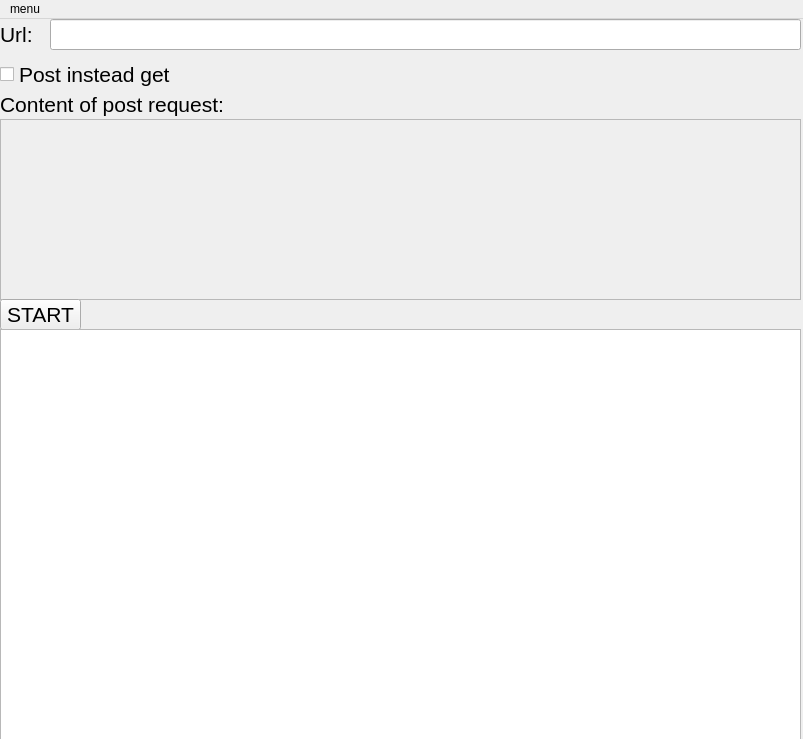
Above: mainwindow.ui from arkadiusz97/UniversalBot before the change. Below: the same form after it.
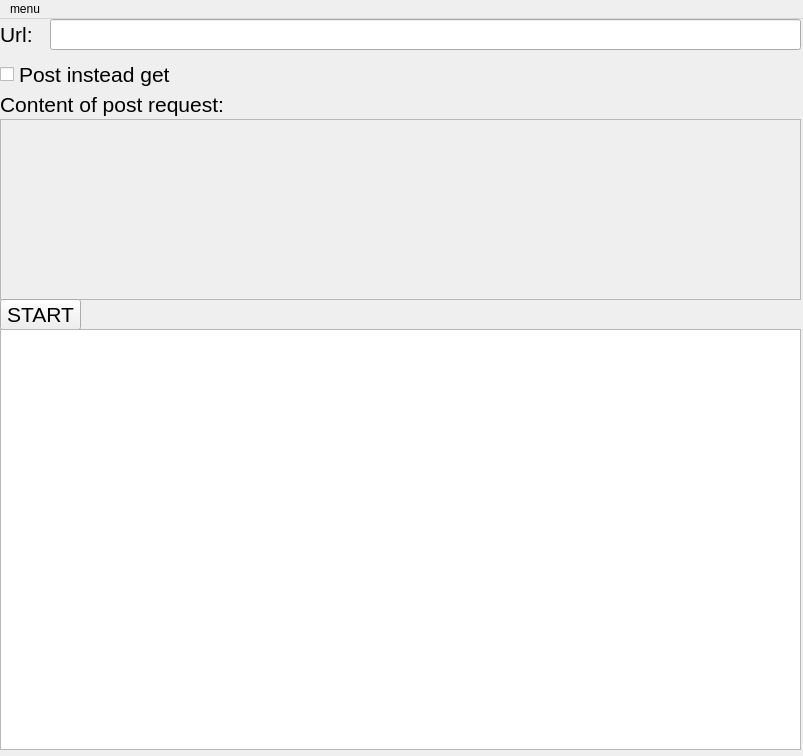
That is the form after the change.

Commit message: Graphical interface corrections.

The edit to the form file:
```diff
--- a/mainwindow.ui
+++ b/mainwindow.ui
@@ -7,7 +7,7 @@
     <x>0</x>
     <y>0</y>
     <width>803</width>
-    <height>739</height>
+    <height>756</height>
    </rect>
   </property>
   <property name="windowTitle">
```
The commit also changes 1 other file.
